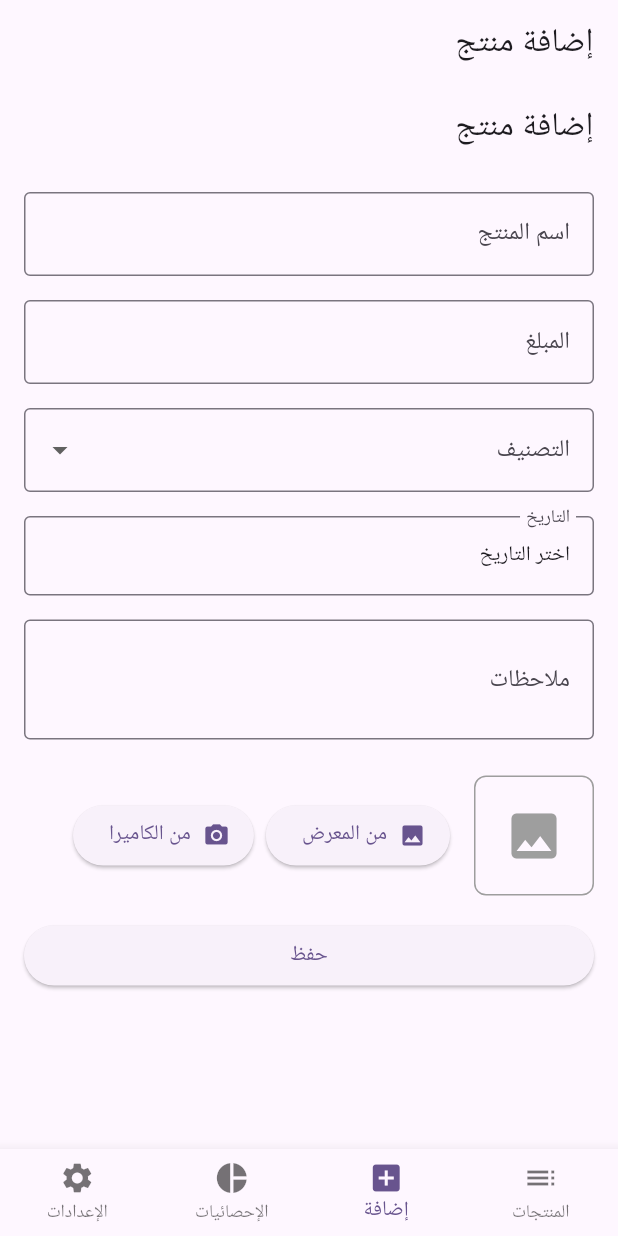
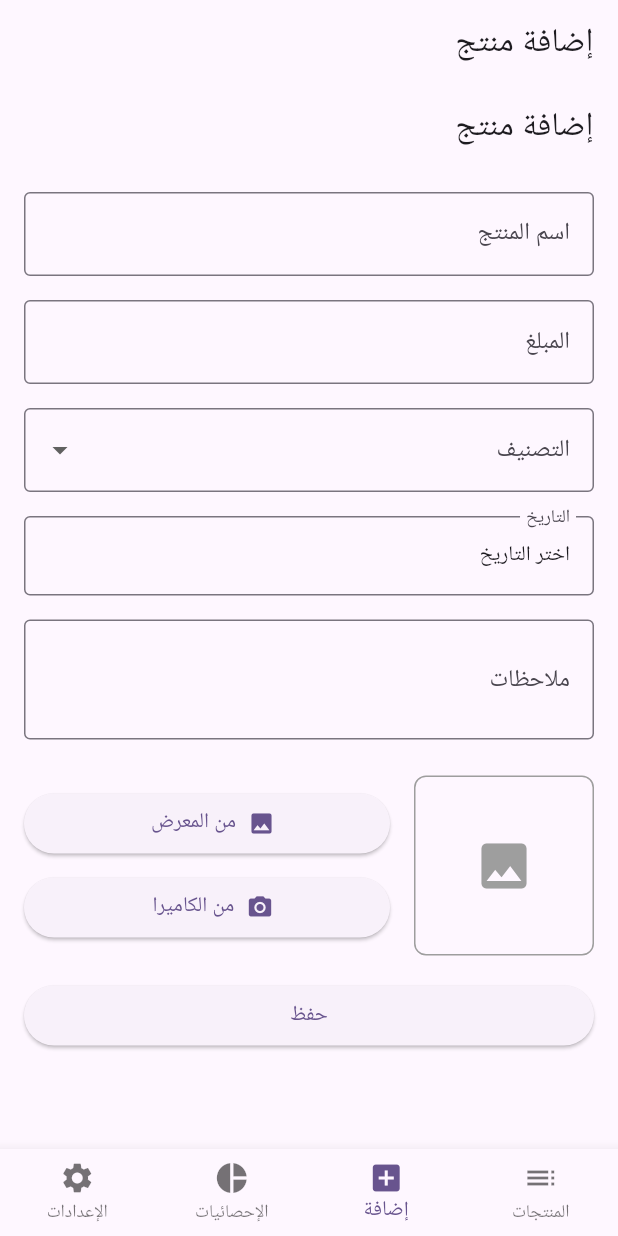
Before and after one commit to LakhalNasser/daily_expense_tracker, a Flutter app: the screen it shows after launch, item 2 of the bottom bar chosen, on a phone screen of 412 x 824 dp. Run offline on Flutter 3.47's test engine with Material 3 defaults, Android fonts, the phone set to English and light mode, and no system bars; our stand-ins replace image_picker.

Commit message:
feat(add_product_screen): save product as JSON in local file (حفظ المنتج في ملف محلي)

```diff
--- /dev/null
+++ b/lib/models/product_model.dart
@@ -0,0 +1,45 @@
+import 'dart:convert';
+
+class ProductModel {
+  final String name;
+  final num amount;
+  final String category;
+  final DateTime date;
+  final String? notes;
+  final String? imagePath;
+
+  ProductModel({
+    required this.name,
+    required this.amount,
+    required this.category,
+    required this.date,
+    this.notes,
+    this.imagePath,
+  });
+
+  Map<String, dynamic> toJson() => {
+    'name': name,
+    'amount': amount,
+    'category': category,
+    'date': date.toIso8601String(),
+    'notes': notes,
+    'imagePath': imagePath,
+  };
+
+  factory ProductModel.fromJson(Map<String, dynamic> json) => ProductModel(
+    name: json['name'],
+    amount: json['amount'],
+    category: json['category'],
+    date: DateTime.parse(json['date']),
+    notes: json['notes'],
+    imagePath: json['imagePath'],
+  );
+
+  static String encodeList(List<ProductModel> products) =>
+      jsonEncode(products.map((e) => e.toJson()).toList());
+
+  static List<ProductModel> decodeList(String jsonStr) =>
+      (jsonDecode(jsonStr) as List)
+          .map((e) => ProductModel.fromJson(e as Map<String, dynamic>))
+          .toList();
+}
--- a/lib/screens/add_product_screen.dart
+++ b/lib/screens/add_product_screen.dart
@@ -1,6 +1,8 @@
 import 'package:flutter/material.dart';
 import 'package:image_picker/image_picker.dart';
 import 'dart:io';
+import 'package:path_provider/path_provider.dart';
+import '../models/product_model.dart';
 
 class AddProductScreen extends StatefulWidget {
   const AddProductScreen({Key? key}) : super(key: key);
@@ -58,6 +60,29 @@ class _AddProductScreenState extends State<AddProductScreen> {
         _pickedImage = File(image.path);
       });
     }
+  }
+
+  Future<void> _saveProduct() async {
+    if (!_formKey.currentState!.validate()) return;
+    final product = ProductModel(
+      name: _nameController.text.trim(),
+      amount: num.parse(_amountController.text.trim()),
+      category: _selectedCategory!,
+      date: _selectedDate ?? DateTime.now(),
+      notes: _notesController.text.trim().isEmpty ? null : _notesController.text.trim(),
+      imagePath: _pickedImage?.path,
+    );
+    final dir = await getApplicationDocumentsDirectory();
+    final file = File('${dir.path}/products.json');
+    List<ProductModel> products = [];
+    if (await file.exists()) {
+      final content = await file.readAsString();
+      if (content.isNotEmpty) {
+        products = ProductModel.decodeList(content);
+      }
+    }
+    products.add(product);
+    await file.writeAsString(ProductModel.encodeList(products));
   }
 
   @override
@@ -140,21 +165,24 @@ class _AddProductScreenState extends State<AddProductScreen> {
               ),
               const SizedBox(height: 24),
               // حقل الصورة
-              Row(
+              LayoutBuilder(
+                builder: (context, constraints) {
+                  final double size = constraints.maxWidth > 200 ? 120 : 80;
+                  return Row(
                     children: [
                       _pickedImage != null
                           ? ClipRRect(
                               borderRadius: BorderRadius.circular(8),
                               child: Image.file(
                                 _pickedImage!,
-                            width: 80,
-                            height: 80,
+                                width: size,
+                                height: size,
                                 fit: BoxFit.cover,
                               ),
                             )
                           : Container(
-                          width: 80,
-                          height: 80,
+                              width: size,
+                              height: size,
                               decoration: BoxDecoration(
                                 border: Border.all(color: Colors.grey),
                                 borderRadius: BorderRadius.circular(8),
@@ -162,12 +190,16 @@ class _AddProductScreenState extends State<AddProductScreen> {
                               child: const Icon(Icons.image, size: 40, color: Colors.grey),
                             ),
                       const SizedBox(width: 16),
+                      Expanded(
+                        child: Column(
+                          crossAxisAlignment: CrossAxisAlignment.stretch,
+                          children: [
                             ElevatedButton.icon(
                               onPressed: () => _pickImage(ImageSource.gallery),
                               icon: const Icon(Icons.photo),
                               label: const Text('من المعرض'),
                             ),
-                  const SizedBox(width: 8),
+                            const SizedBox(height: 8),
                             ElevatedButton.icon(
                               onPressed: () => _pickImage(ImageSource.camera),
                               icon: const Icon(Icons.camera_alt),
@@ -175,13 +207,18 @@ class _AddProductScreenState extends State<AddProductScreen> {
                             ),
                           ],
                         ),
+                      ),
+                    ],
+                  );
+                },
+              ),
               const SizedBox(height: 16),
               ElevatedButton(
-                onPressed: () {
+                onPressed: () async {
                   if (_formKey.currentState!.validate()) {
-                    // سيتم الحفظ لاحقًا
+                    await _saveProduct();
                     ScaffoldMessenger.of(context).showSnackBar(
-                      const SnackBar(content: Text('تم التحقق من البيانات!')),
+                      const SnackBar(content: Text('تم حفظ المنتج بنجاح!')),
                     );
                   }
                 },
--- a/pubspec.yaml
+++ b/pubspec.yaml
@@ -33,6 +33,7 @@ dependencies:
   flutter_localizations:
     sdk: flutter
   image_picker: ^1.0.7
+  path_provider: ^2.1.3
 
   # The following adds the Cupertino Icons font to your application.
   # Use with the CupertinoIcons class for iOS style icons.
```
Also changed, not shown: pubspec.lock, 2 other files. Lines whose indentation alone changed are shown as unchanged.
